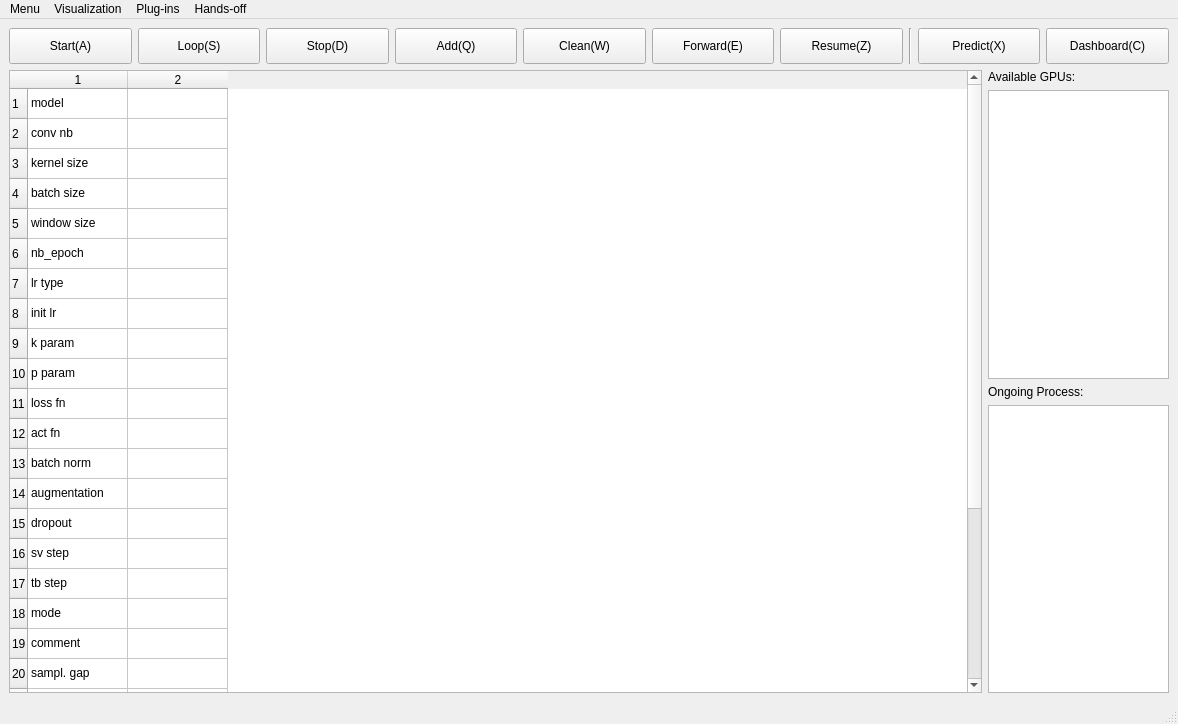
This is src/segmentpy/_taskManager/mainwindow.ui in ZeliangSu/SegmentPy as Qt 5 draws it before an edit. The edited form follows.
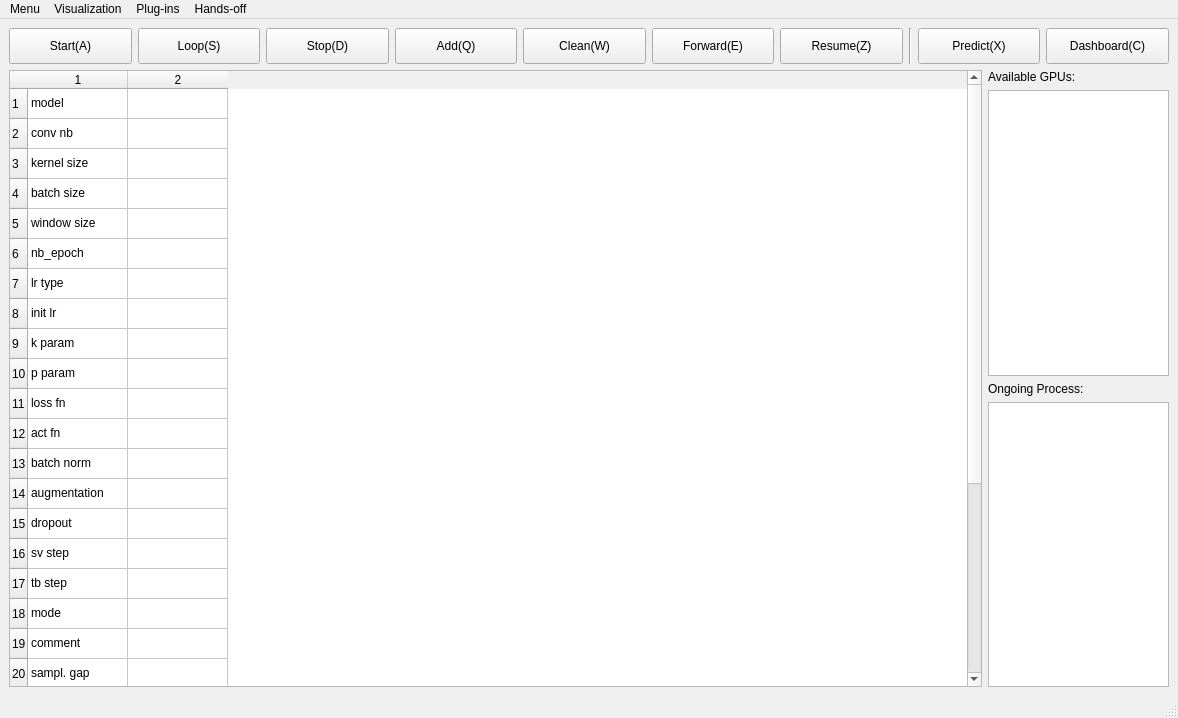
This is the edited form. Icons and pictures are not drawn.

Diff of the .ui file:
```diff
--- a/src/segmentpy/_taskManager/mainwindow.ui
+++ b/src/segmentpy/_taskManager/mainwindow.ui
@@ -7,7 +7,7 @@
     <x>0</x>
     <y>0</y>
     <width>1178</width>
-    <height>724</height>
+    <height>718</height>
    </rect>
   </property>
   <property name="windowTitle">
```
Left out of the diff: 6 changed lines with no effect on the pictures.
